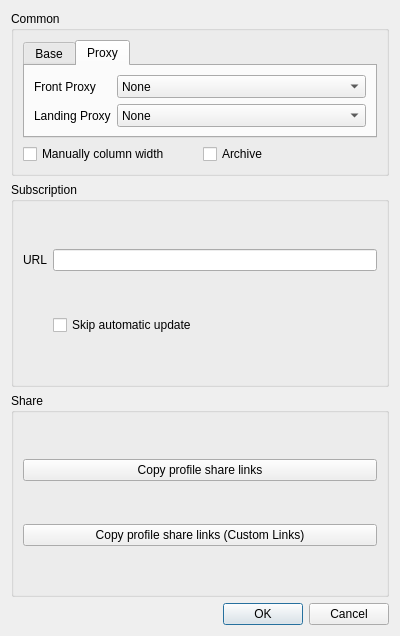
Qt form include/ui/group/dialog_edit_group.ui (qr243vbi/nekobox) before a commit.
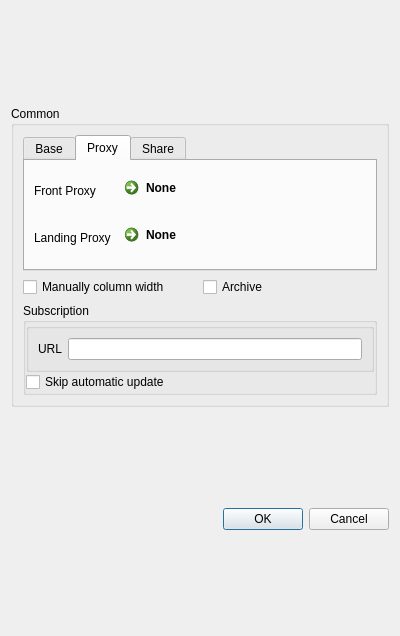
The same form after that commit. The open tabs and pages were chosen to show the change. Custom widgets are drawn as their Qt base class.

```diff
--- a/include/ui/group/dialog_edit_group.ui
+++ b/include/ui/group/dialog_edit_group.ui
@@ -83,28 +83,6 @@
           <string>Proxy</string>
          </attribute>
          <layout class="QGridLayout" name="gridLayout_2">
-          <item row="0" column="1">
-           <widget class="QComboBox" name="front_proxy">
-            <property name="sizePolicy">
-             <sizepolicy hsizetype="Expanding" vsizetype="Preferred">
-              <horstretch>0</horstretch>
-              <verstretch>0</verstretch>
-             </sizepolicy>
-            </property>
-            <item>
-             <property name="text">
-              <string notr="true">None</string>
-             </property>
-            </item>
-           </widget>
-          </item>
-          <item row="0" column="0">
-           <widget class="QLabel" name="front_proxy_l">
-            <property name="text">
-             <string>Front Proxy</string>
-            </property>
-           </widget>
-          </item>
           <item row="1" column="0">
            <widget class="QLabel" name="landing_proxy_l">
             <property name="text">
@@ -112,27 +90,63 @@
             </property>
            </widget>
           </item>
+          <item row="0" column="0">
+           <widget class="QLabel" name="front_proxy_l">
+            <property name="text">
+             <string>Front Proxy</string>
+            </property>
+           </widget>
+          </item>
+          <item row="0" column="1">
+           <widget class="QCommandLinkButton" name="front_proxy">
+            <property name="sizePolicy">
+             <sizepolicy hsizetype="MinimumExpanding" vsizetype="Fixed">
+              <horstretch>0</horstretch>
+              <verstretch>0</verstretch>
+             </sizepolicy>
+            </property>
+            <property name="text">
+             <string>None</string>
+            </property>
+           </widget>
+          </item>
           <item row="1" column="1">
-           <widget class="QComboBox" name="landing_proxy">
+           <widget class="QCommandLinkButton" name="landing_proxy">
             <property name="sizePolicy">
-             <sizepolicy hsizetype="Expanding" vsizetype="Preferred">
+             <sizepolicy hsizetype="MinimumExpanding" vsizetype="Fixed">
               <horstretch>0</horstretch>
               <verstretch>0</verstretch>
              </sizepolicy>
             </property>
-            <item>
              <property name="text">
-              <string notr="true">None</string>
-             </property>
-            </item>
+             <string>None</string>
+            </property>
            </widget>
           </item>
          </layout>
         </widget>
+        <widget class="QWidget" name="cat_share">
+         <attribute name="title">
+          <string>Share</string>
+         </attribute>
+         <layout class="QVBoxLayout" name="verticalLayout_2">
+          <item>
+           <widget class="QPushButton" name="copy_links">
+            <property name="text">
+             <string>Copy profile share links</string>
+            </property>
        </widget>
       </item>
       <item>
-       <layout class="QHBoxLayout" name="horizontalLayout"/>
+           <widget class="QPushButton" name="copy_links_nkr">
+            <property name="text">
+             <string>Copy profile share links (Custom Links)</string>
+            </property>
+           </widget>
+          </item>
+         </layout>
+        </widget>
+       </widget>
       </item>
       <item>
        <layout class="QHBoxLayout" name="horizontalLayout_2">
@@ -152,56 +166,60 @@
         </item>
        </layout>
       </item>
-     </layout>
-    </widget>
-   </item>
    <item>
     <widget class="QGroupBox" name="cat_sub">
      <property name="title">
       <string>Subscription</string>
      </property>
      <property name="flat">
-      <bool>false</bool>
+         <bool>true</bool>
      </property>
      <layout class="QGridLayout" name="_2">
+         <property name="leftMargin">
+          <number>0</number>
+         </property>
+         <property name="topMargin">
+          <number>0</number>
+         </property>
+         <property name="rightMargin">
+          <number>0</number>
+         </property>
+         <property name="bottomMargin">
+          <number>0</number>
+         </property>
+         <property name="horizontalSpacing">
+          <number>6</number>
+         </property>
+         <property name="verticalSpacing">
+          <number>0</number>
+         </property>
+         <item row="2" column="0">
+          <widget class="QCheckBox" name="skip_auto_update">
+           <property name="text">
+            <string>Skip automatic update</string>
+           </property>
+          </widget>
+         </item>
       <item row="0" column="0">
+          <widget class="QGroupBox" name="horizontalGroupBox">
+           <property name="flat">
+            <bool>true</bool>
+           </property>
+           <layout class="QHBoxLayout" name="horizontalLayout_3">
+            <item>
        <widget class="QLabel" name="label_4">
         <property name="text">
          <string>URL</string>
         </property>
        </widget>
       </item>
-      <item row="0" column="1">
+            <item>
        <widget class="MyLineEdit" name="url"/>
       </item>
-      <item row="1" column="1">
-       <widget class="QCheckBox" name="skip_auto_update">
-        <property name="text">
-         <string>Skip automatic update</string>
-        </property>
-       </widget>
-      </item>
      </layout>
     </widget>
    </item>
-   <item>
-    <widget class="QGroupBox" name="cat_share">
-     <property name="title">
-      <string>Share</string>
-     </property>
-     <layout class="QVBoxLayout" name="verticalLayout_2">
-      <item>
-       <widget class="QPushButton" name="copy_links">
-        <property name="text">
-         <string>Copy profile share links</string>
-        </property>
-       </widget>
-      </item>
-      <item>
-       <widget class="QPushButton" name="copy_links_nkr">
-        <property name="text">
-         <string>Copy profile share links (Custom Links)</string>
-        </property>
+        </layout>
        </widget>
       </item>
      </layout>
```
Left out of the diff: 4 changed lines with no effect on the pictures. Lines whose indentation alone changed are shown as unchanged.
